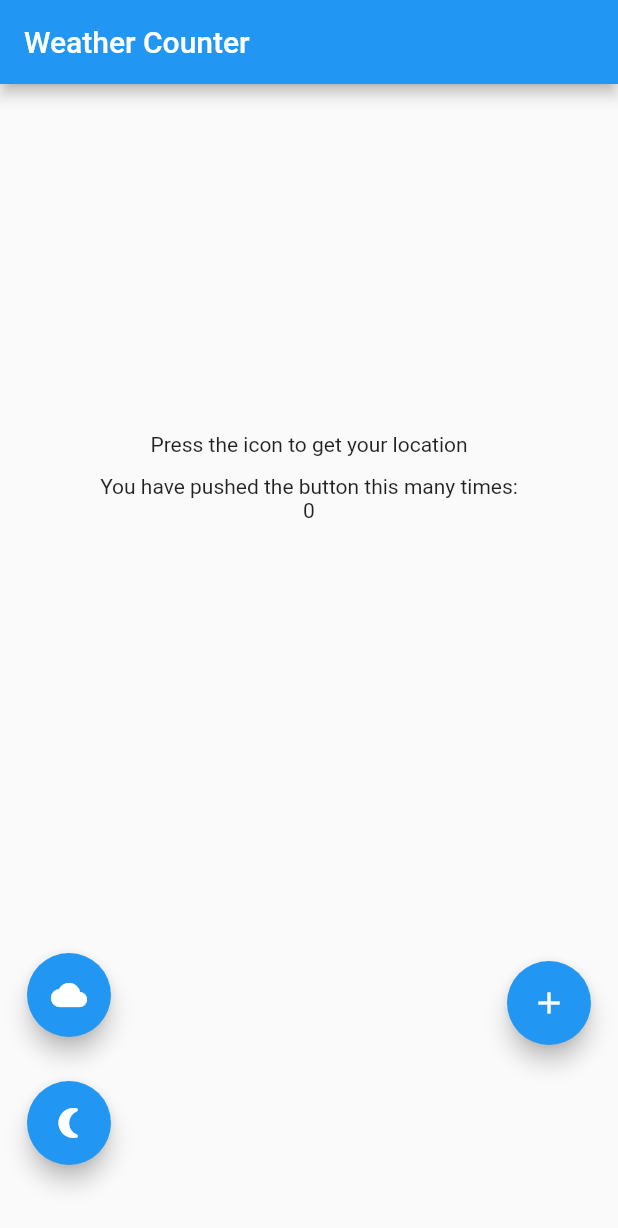
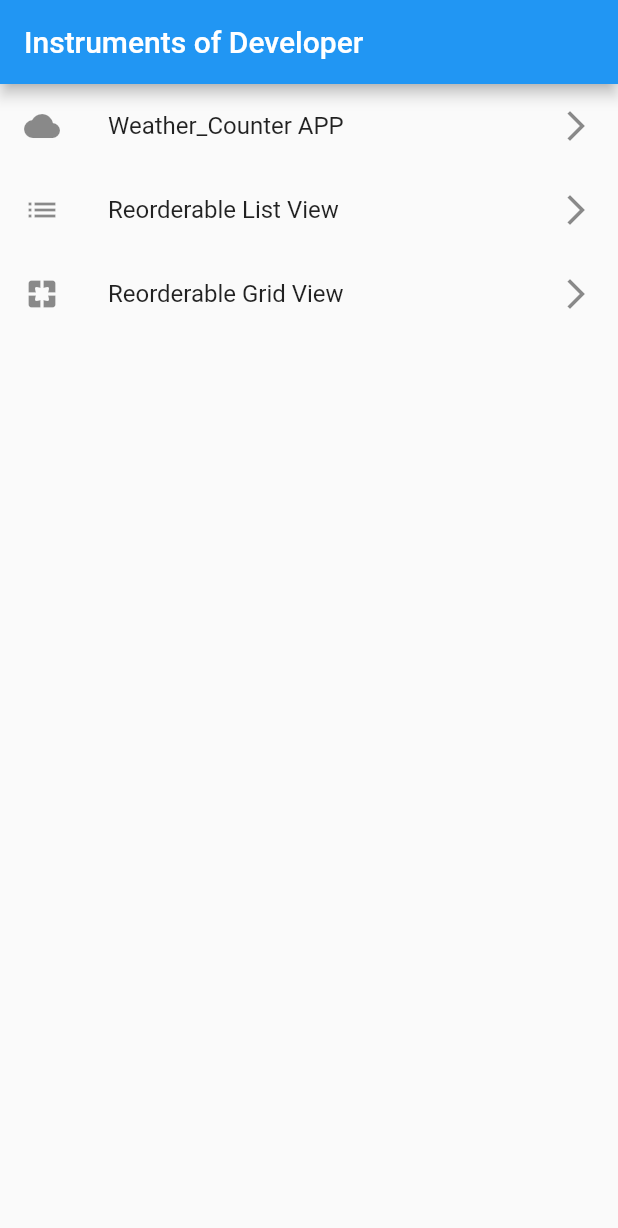
Before and after one commit to Abumar77/magic_counter, a Flutter app: the screen it shows after launch, on a phone screen of 412 x 824 dp. Shown: the top 1228 px of the screen. Run offline on Flutter 3.47's test engine with Material 2 defaults, Android fonts, the light colour scheme and no system bars; our stand-ins replace auto_route, bloc, dartz, dio, equatable, flutter_bloc and 4 more.

Commit message:
Reorderables are added

```diff
--- a/lib/main.dart
+++ b/lib/main.dart
@@ -1,17 +1,20 @@
 import 'package:flutter/material.dart';
 import 'package:magic_counter/presentation/bloc/weather_counter_bloc/weather_counter_bloc.dart';
+import 'package:magic_counter/utils/app_router.dart';
 import 'utils/links.dart';
 
 void main() async {
   WidgetsFlutterBinding.ensureInitialized();
   await setup();
-  runApp(const MyApp());
+  runApp(MyApp());
 }
 
 class MyApp extends StatelessWidget {
-  const MyApp({super.key});
+  MyApp({super.key});
 
   // This widget is the root of your application.
+  final _appRouter = AppRouter();
+
   @override
   Widget build(BuildContext context) {
     return MultiBlocProvider(
@@ -21,10 +24,10 @@ class MyApp extends StatelessWidget {
       ],
       child: BlocBuilder<ThemeBloc, ThemeState>(
         builder: (context, state) {
-          return MaterialApp(
+          return MaterialApp.router(
             theme: state.themeData,
             debugShowCheckedModeBanner: false,
-            home: HomePage(),
+            routerConfig: _appRouter.config(),
           );
         },
       ),
--- a/lib/presentation/pages/home_screen.dart
+++ b/lib/presentation/pages/home_screen.dart
@@ -1,147 +1,45 @@
+import 'package:auto_route/annotations.dart';
+import 'package:auto_route/auto_route.dart';
 import 'package:flutter/material.dart';
-import 'package:flutter_bloc/flutter_bloc.dart';
-import 'package:magic_counter/presentation/bloc/theme_bloc/theme_bloc.dart';
-import 'package:magic_counter/presentation/bloc/weather_counter_bloc/weather_counter_bloc.dart';
+import 'package:magic_counter/utils/app_router.dart';
 
-import '../../utils/core/enum.dart';
-
-class HomePage extends StatefulWidget {
-  const HomePage({Key? key}) : super(key: key);
+@RoutePage()
+class HomeScreen extends StatefulWidget {
+  const HomeScreen({Key? key}) : super(key: key);
 
   @override
-  State<HomePage> createState() => _HomePageState();
+  State<HomeScreen> createState() => _HomeScreenState();
 }
 
-class _HomePageState extends State<HomePage> {
+class _HomeScreenState extends State<HomeScreen> {
   @override
   Widget build(BuildContext context) {
     return Scaffold(
-      appBar: AppBar(
-        title: Text("Weather Counter"),
-      ),
-      body: Column(
-        children: [
-          Expanded(
-            flex: 2,
-            child: BlocBuilder<WeatherCounterBloc, WeatherState>(
-              builder: (context, state) {
-                return Center(
-                  child: Column(
-                    mainAxisAlignment: MainAxisAlignment.center,
-                    children: [
-                      Container(
-                        padding: EdgeInsets.all(12),
-                        width: MediaQuery.of(context).size.width - 50,
-                        child: Text(
-                          state.weatherInfo ??
-                              "Press the icon to get your location",
-                          textAlign: TextAlign.center,
-                        ),
-                      ),
-                      Text(
-                        "You have pushed the button this many times:\n${state.count}",
-                        textAlign: TextAlign.center,
-                      ),
-                    ],
-                  ),
-                );
-              },
+        appBar: AppBar(
+          title: Text("Instruments of Developer"),
+        ),
+        body: ListView(
+          children: [
+            ListTile(
+              leading: Icon(Icons.cloud),
+              title: Text("Weather_Counter APP"),
+              onTap: () => context.pushRoute(const CounterRoute()),
+              trailing: Icon(Icons.arrow_forward_ios_outlined),
             ),
-          ),
-          Expanded(
-            flex: 1,
-            child: Align(
-              alignment: Alignment.bottomCenter,
-              child: Padding(
-                padding: const EdgeInsets.all(18.0),
-                child: Row(
-                  mainAxisAlignment: MainAxisAlignment.spaceBetween,
-                  children: [
-                    SizedBox(
-                      height: 200,
-                      child: Column(
-                        crossAxisAlignment: CrossAxisAlignment.center,
-                        mainAxisAlignment: MainAxisAlignment.spaceEvenly,
-                        children: [
-                          FloatingActionButton(
-                            onPressed: () => context
-                                .read<WeatherCounterBloc>()
-                                .add(GetWeatherEvent()),
-                            child: Icon(Icons.cloud),
-                          ),
-                          context.read<ThemeBloc>().state.themeData ==
-                                  ThemeData.light()
-                              ? FloatingActionButton(
-                                  onPressed: () {
-                                    context
-                                        .read<ThemeBloc>()
-                                        .add(ThemeToggleDarkEvent());
-                                  },
-                                  child: Icon(Icons.nightlight_round),
-                                )
-                              : FloatingActionButton(
-                                  onPressed: () {
-                                    context
-                                        .read<ThemeBloc>()
-                                        .add(ThemeToggleLightEvent());
-                                  },
-                                  child: Icon(Icons.sunny),
-                                )
-                        ],
-                      ),
-                    ),
-                    BlocBuilder<WeatherCounterBloc, WeatherState>(
-                      builder: (context, state) {
-                        return SizedBox(
-                          height: 200,
-                          child: Column(
-                            crossAxisAlignment: CrossAxisAlignment.center,
-                            mainAxisAlignment: MainAxisAlignment.spaceEvenly,
-                            children: [
-                              state.count != 10
-                                  ? FloatingActionButton(
-                                      onPressed: () {
-                                        context.read<WeatherCounterBloc>().add(
-                                            AddCountEvent(context
-                                                    .read<ThemeBloc>()
-                                                    .state
-                                                    .themeData ==
-                                                ThemeData.light()));
-                                      },
-                                      child: Icon(Icons.add),
-                                    )
-                                  : SizedBox(
-                                      width: 40,
-                                      height: 40,
-                                    ),
-                              state.count != 0
-                                  ? FloatingActionButton(
-                                      onPressed: () {
-                                        context.read<WeatherCounterBloc>().add(
-                                            MinusCountEvent(context
-                                                    .read<ThemeBloc>()
-                                                    .state
-                                                    .themeData ==
-                                                ThemeData.light()));
-                                      },
-                                      child: Icon(Icons.remove),
-                                    )
-                                  : SizedBox(
-                                      width: 40,
-                                      height: 40,
-                                    ),
-                            ],
-                          ),
-                        );
-                      },
-                    ),
-                  ],
-                ),
-              ),
+            ListTile(
+              leading: Icon(Icons.list),
+              title: Text("Reorderable List View"),
+              onTap: () => context.pushRoute(const ReorderableViewRoute()),
+              trailing: Icon(Icons.arrow_forward_ios_outlined),
             ),
-          )
-        ],
-      ),
-    );
+            ListTile(
+              leading: Icon(Icons.pages_rounded),
+              title: Text("Reorderable Grid View"),
+              onTap: () =>
+                  context.pushRoute(const ReorderableCustomGridViewRoute()),
+              trailing: Icon(Icons.arrow_forward_ios_outlined),
+            ),
+          ],
+        ));
   }
 }
--- /dev/null
+++ b/lib/utils/app_router.dart
@@ -0,0 +1,21 @@
+import 'package:auto_route/auto_route.dart';
+import 'package:flutter/material.dart';
+import 'package:magic_counter/presentation/pages/home_screen.dart';
+import 'package:reorderable_grid_view/reorderable_grid_view.dart';
+
+import '../presentation/pages/reorderable_grid_view/reorderable_grid_view.dart';
+import '../presentation/pages/reorderable_list_view/reorderabe_list_view.dart';
+import '../presentation/pages/weather_counter_screen/counter_screen.dart';
+
+part 'app_router.gr.dart';
+
+@AutoRouterConfig(replaceInRouteName: 'Screen,Route')
+class AppRouter extends _$AppRouter {
+  @override
+  List<AutoRoute> get routes => [
+        AutoRoute(page: HomeRoute.page, initial: true),
+        AutoRoute(page: CounterRoute.page),
+        AutoRoute(page: ReorderableViewRoute.page),
+        AutoRoute(page: ReorderableCustomGridViewRoute.page),
+      ];
+}
--- a/pubspec.yaml
+++ b/pubspec.yaml
@@ -30,17 +30,21 @@ dependencies:
   json_annotation: ^4.8.1
   json_serializable: ^6.3.1
 
+  #route
+  auto_route: ^7.8.3
 
   #geolocator
   geolocator: ^10.0.1
   #Utils
   dartz: ^0.10.1
+  reorderable_grid_view: ^2.2.6
 
 dev_dependencies:
   flutter_test:
     sdk: flutter
-  build_runner: ^2.2.0
+  build_runner: ^2.4.6
   flutter_lints: ^2.0.0
+  auto_route_generator: ^7.3.1
 
 flutter:
 
```
Also changed, not shown: lib/presentation/pages/reorderable_grid_view/reorderable_grid_view.dart (added, +54 -0 lines), lib/presentation/pages/reorderable_list_view/reorderabe_list_view.dart (added, +75 -0 lines), lib/presentation/pages/weather_counter_screen/counter_screen.dart (added, +147 -0 lines), lib/utils/app_router.gr.dart (added), pubspec.lock, 3 other files.
